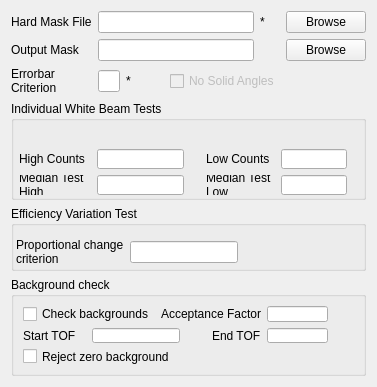
This is Code/qtiplot/MantidQt/MantidWidgets/inc/MWDiag.ui in mantidproject/mantid as Qt 5 draws it before an edit. The edited form follows.
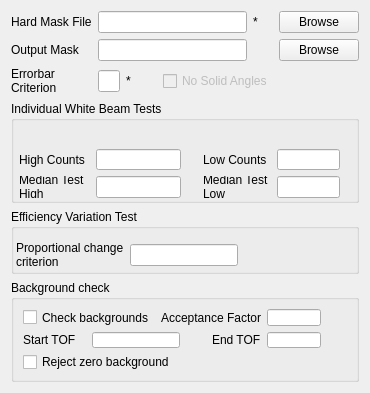
This is the edited form.

Commit message: Improved handling of default instrument prefixes. Updated Homer interface to use the list of instruments provided by the ConfigService and implemented a check for instruments that don't have a parameter file and hence won't run with the interface. Re #1248

```diff
--- a/Code/qtiplot/MantidQt/MantidWidgets/inc/MWDiag.ui
+++ b/Code/qtiplot/MantidQt/MantidWidgets/inc/MWDiag.ui
@@ -5,8 +5,8 @@
    <rect>
     <x>0</x>
     <y>0</y>
-    <width>377</width>
-    <height>382</height>
+    <width>364</width>
+    <height>393</height>
    </rect>
   </property>
   <property name="windowTitle" >
@@ -353,7 +353,7 @@
         </property>
        </widget>
       </item>
-      <item row="0" column="1" >
+      <item row="0" column="0" colspan="5" >
        <spacer name="verticalSpacer_2" >
         <property name="orientation" >
          <enum>Qt::Vertical</enum>
```
The commit also changes 6 other files.
